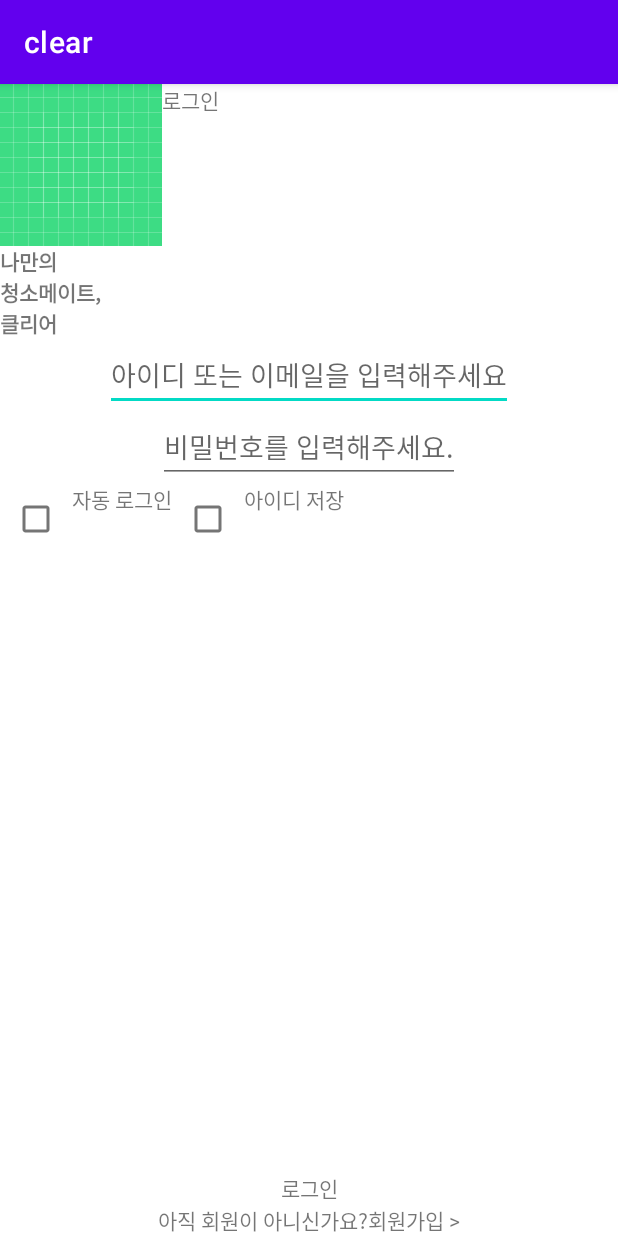
After one commit to umc-all-clear/frontend_kotlin, an Android app: the LoginActivity screen opened directly, with no data from a screen before it, on a phone screen of 412 x 824 dp. The commit adds this screen. Run offline under Robolectric (Android 15) with nearby library versions, the phone set to English and light mode, and no system bars.

Commit message:
working on login

```diff
--- a/app/src/main/AndroidManifest.xml
+++ b/app/src/main/AndroidManifest.xml
@@ -19,6 +19,10 @@
                 <category android:name="android.intent.category.LAUNCHER" />
             </intent-filter>
         </activity>
+        <activity android:name=".ui.login.LoginActivity">
+        </activity>
+        <activity android:name=".ui.start.StartActivity">
+        </activity>
     </application>
 
 </manifest>
--- /dev/null
+++ b/app/src/main/java/com/umc/clear/ui/login/LoginActivity.kt
@@ -0,0 +1,23 @@
+package com.umc.clear.ui.login
+
+import android.os.Bundle
+import androidx.appcompat.app.AppCompatActivity
+import com.umc.clear.databinding.ActivityLoginBinding
+
+class LoginActivity: AppCompatActivity() {
+    lateinit var binding: ActivityLoginBinding
+
+    override fun onCreate(savedInstanceState: Bundle?) {
+        super.onCreate(savedInstanceState)
+        binding = ActivityLoginBinding.inflate(layoutInflater)
+        setContentView(binding.root)
+
+        initListener()
+    }
+
+    private fun initListener() {
+        binding.loginGoLoginTv.setOnClickListener {
+
+        }
+    }
+}
--- a/app/src/main/res/layout/activity_login.xml
+++ b/app/src/main/res/layout/activity_login.xml
@@ -1,70 +1,116 @@
 <?xml version="1.0" encoding="utf-8"?>
 <androidx.constraintlayout.widget.ConstraintLayout xmlns:android="http://schemas.android.com/apk/res/android"
     android:layout_width="match_parent"
-    android:layout_height="match_parent">
+    android:layout_height="match_parent"
+    xmlns:app="http://schemas.android.com/apk/res-auto">
     <ImageView
         android:id="@+id/login_go_back_iv"
         android:layout_width="wrap_content"
-        android:layout_height="wrap_content">
+        android:layout_height="wrap_content"
+        app:layout_constraintTop_toTopOf="parent"
+        app:layout_constraintLeft_toLeftOf="parent"
+        app:layout_constraintBottom_toTopOf="@id/login_des_tv"
+        android:src="@drawable/ic_launcher_background">
     </ImageView>
     <TextView
         android:id="@+id/login_title_tv"
         android:layout_width="wrap_content"
-        android:layout_height="wrap_content">
+        android:layout_height="wrap_content"
+        app:layout_constraintLeft_toRightOf="@id/login_go_back_iv"
+        app:layout_constraintTop_toTopOf="parent"
+        android:text="로그인">
     </TextView>
     <TextView
         android:id="@+id/login_des_tv"
         android:layout_width="wrap_content"
-        android:layout_height="wrap_content">
+        android:layout_height="wrap_content"
+        app:layout_constraintTop_toBottomOf="@id/login_go_back_iv"
+        app:layout_constraintLeft_toLeftOf="parent"
+        app:layout_constraintBottom_toTopOf="@id/login_id_et"
+        android:text="나만의\n청소메이트,\n클리어"
+        android:textStyle="bold">
     </TextView>
     <EditText
         android:id="@+id/login_id_et"
         android:layout_width="wrap_content"
-        android:layout_height="wrap_content">
+        android:layout_height="wrap_content"
+        app:layout_constraintTop_toBottomOf="@id/login_des_tv"
+        app:layout_constraintLeft_toLeftOf="parent"
+        app:layout_constraintRight_toRightOf="parent"
+        app:layout_constraintBottom_toTopOf="@id/login_pw_et"
+        android:hint="아이디 또는 이메일을 입력해주세요">
     </EditText>
     <EditText
         android:id="@+id/login_pw_et"
         android:layout_width="wrap_content"
-        android:layout_height="wrap_content">
+        android:layout_height="wrap_content"
+        app:layout_constraintTop_toBottomOf="@id/login_id_et"
+        app:layout_constraintLeft_toLeftOf="parent"
+        app:layout_constraintRight_toRightOf="parent"
+        app:layout_constraintBottom_toTopOf="@id/login_auto_login_cb"
+        android:hint="비밀번호를 입력해주세요.">
     </EditText>
     <CheckBox
         android:id="@+id/login_auto_login_cb"
         android:layout_width="wrap_content"
-        android:layout_height="wrap_content">
+        android:layout_height="wrap_content"
+        app:layout_constraintTop_toBottomOf="@id/login_pw_et"
+        app:layout_constraintLeft_toLeftOf="parent"
+        app:layout_constraintRight_toLeftOf="@id/login_auto_login_tv">
     </CheckBox>
     <TextView
         android:id="@+id/login_auto_login_tv"
         android:layout_width="wrap_content"
-        android:layout_height="wrap_content">
+        android:layout_height="wrap_content"
+        app:layout_constraintTop_toBottomOf="@id/login_pw_et"
+        app:layout_constraintLeft_toRightOf="@id/login_auto_login_cb"
+        app:layout_constraintRight_toLeftOf="@id/login_id_save_cb"
+        android:text="자동 로그인">
     </TextView>
     <CheckBox
         android:id="@+id/login_id_save_cb"
         android:layout_width="wrap_content"
-        android:layout_height="wrap_content">
+        android:layout_height="wrap_content"
+        app:layout_constraintTop_toBottomOf="@id/login_pw_et"
+        app:layout_constraintLeft_toRightOf="@id/login_auto_login_tv"
+        app:layout_constraintRight_toLeftOf="@id/login_id_save_tv">
     </CheckBox>
     <TextView
         android:id="@+id/login_id_save_tv"
         android:layout_width="wrap_content"
-        android:layout_height="wrap_content">
+        android:layout_height="wrap_content"
+        app:layout_constraintTop_toBottomOf="@id/login_pw_et"
+        app:layout_constraintLeft_toRightOf="@id/login_id_save_cb"
+        android:text="아이디 저장">
     </TextView>
     <TextView
         android:id="@+id/login_go_login_tv"
         android:layout_width="wrap_content"
-        android:layout_height="wrap_content">
+        android:layout_height="wrap_content"
+        app:layout_constraintBottom_toTopOf="@id/login_go_signup_des_tv"
+        app:layout_constraintLeft_toLeftOf="parent"
+        app:layout_constraintRight_toRightOf="parent"
+        android:text="로그인">
     </TextView>
     <TextView
         android:id="@+id/login_go_signup_des_tv"
         android:layout_width="wrap_content"
-        android:layout_height="wrap_content">
+        android:layout_height="wrap_content"
+        app:layout_constraintLeft_toLeftOf="parent"
+        app:layout_constraintRight_toLeftOf="@id/login_go_signup_tv"
+        app:layout_constraintTop_toBottomOf="@id/login_go_login_tv"
+        android:text="아직 회원이 아니신가요?"
+        app:layout_constraintHorizontal_chainStyle="packed">
     </TextView>
     <TextView
         android:id="@+id/login_go_signup_tv"
         android:layout_width="wrap_content"
-        android:layout_height="wrap_content">
+        android:layout_height="wrap_content"
+        app:layout_constraintTop_toBottomOf="@id/login_go_login_tv"
+        app:layout_constraintLeft_toRightOf="@id/login_go_signup_des_tv"
+        app:layout_constraintRight_toRightOf="parent"
+        app:layout_constraintBottom_toBottomOf="parent"
+        android:text="회원가입 >"
+        app:layout_constraintHorizontal_chainStyle="packed">
     </TextView>
-    <ImageView
-        android:id="@+id/login_go_signup_iv"
-        android:layout_width="wrap_content"
-        android:layout_height="wrap_content">
-    </ImageView>
 </androidx.constraintlayout.widget.ConstraintLayout>
--- a/app/src/main/res/layout/activity_start.xml
+++ b/app/src/main/res/layout/activity_start.xml
@@ -46,7 +46,7 @@
 
     </androidx.constraintlayout.widget.ConstraintLayout>
     <androidx.cardview.widget.CardView
-        android:id="@+id/start_default_login_cv"
+        android:id="@+id/start_default_go_login_cv"
         android:layout_width="match_parent"
         android:layout_height="wrap_content"
         app:layout_constraintBottom_toBottomOf="parent"
@@ -58,7 +58,7 @@
         app:cardCornerRadius="52dp"
         android:backgroundTint="@color/purple_200">
         <TextView
-            android:id="@+id/start_default_login_tv"
+            android:id="@+id/start_default_go_login_tv"
             android:layout_width="wrap_content"
             android:layout_height="wrap_content"
             android:layout_marginTop="15dp"
```
Also changed, not shown: app/src/main/java/com/umc/clear/ui/start/StartActivity.kt (added, +22 -0 lines).
